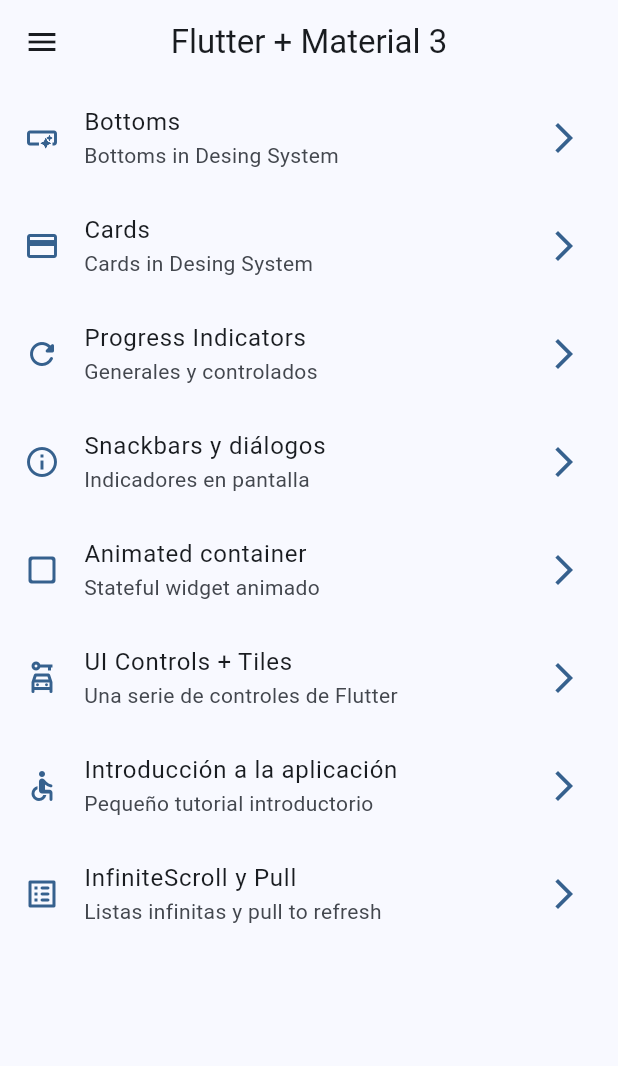
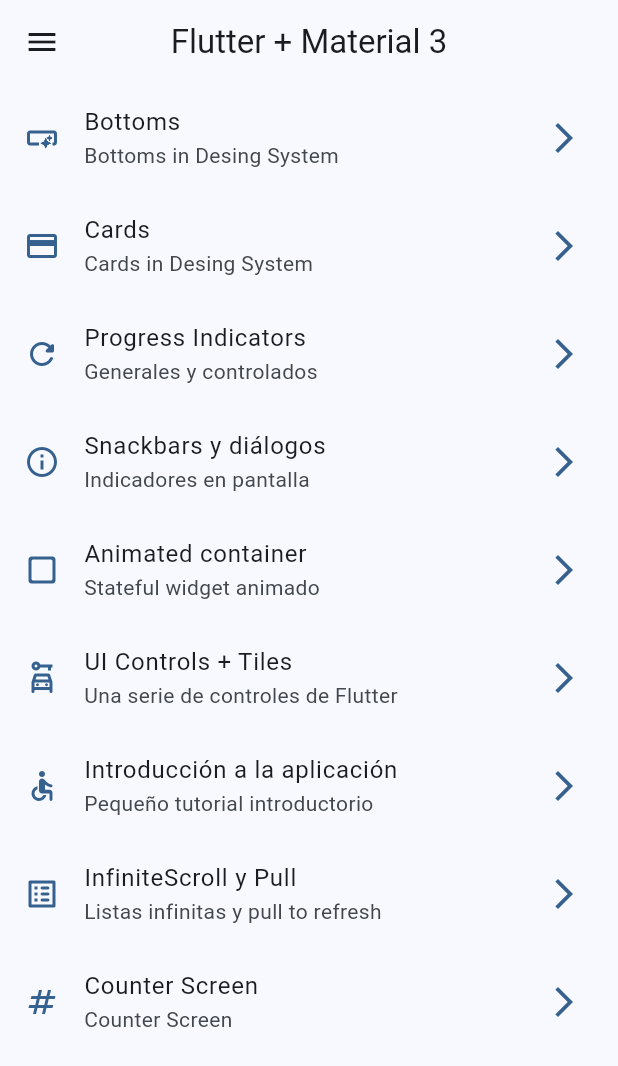
Before and after one commit to alexgsisc/widgets_app, a Flutter app: the screen it shows after launch, on a phone screen of 412 x 824 dp. Shown: the top 1066 px of the screen. Run offline on Flutter 3.47's test engine with Material 3 defaults, Android fonts, the phone set to English and light mode, and no system bars; our stand-ins replace animate_do, go_router.

```diff
--- a/lib/config/menu/menu_item.dart
+++ b/lib/config/menu/menu_item.dart
@@ -61,4 +61,10 @@ const appMenuItems = <MenuItem>[
     link: '/infinite',
     icon: Icons.list_alt_rounded,
   ),
+  MenuItem(
+    title: 'Counter Screen',
+    subTitle: 'Counter Screen',
+    link: '/counter',
+    icon: Icons.numbers_outlined,
+  ),
 ];
--- a/lib/config/router/app_router.dart
+++ b/lib/config/router/app_router.dart
@@ -50,5 +50,10 @@ final appRouter = GoRouter(
       name: InfiniteScrollScreen.name,
       builder: (context, state) => const InfiniteScrollScreen(),
     ),
+    GoRoute(
+      path: '/counter',
+      name: CounterScreen.name,
+      builder: (context, state) => const CounterScreen(),
+    )
   ],
 );
--- a/lib/screens/screens.dart
+++ b/lib/screens/screens.dart
@@ -1,9 +1,10 @@
+export 'package:widgets_app/screens/animated/animated_screen.dart';
+export 'package:widgets_app/screens/app_tutorial/app_tutorial_screen.dart';
 export 'package:widgets_app/screens/bottoms/bottom_screen.dart';
 export 'package:widgets_app/screens/cards/cards_screen.dart';
+export 'package:widgets_app/screens/counter/counter_screen.dart';
 export 'package:widgets_app/screens/home/home_screen.dart';
 export 'package:widgets_app/screens/infinite_scroll/infinite_scroll_screen.dart';
 export 'package:widgets_app/screens/progress/progress_screen.dart';
 export 'package:widgets_app/screens/snackbar/snackbar_screen.dart';
 export 'package:widgets_app/screens/ui_controls/ui_controls_screen.dart';
-export 'package:widgets_app/screens/animated/animated_screen.dart';
-export 'package:widgets_app/screens/app_tutorial/app_tutorial_screen.dart';
```
Also changed, not shown: lib/screens/counter/counter_screen.dart (added, +25 -0 lines).
